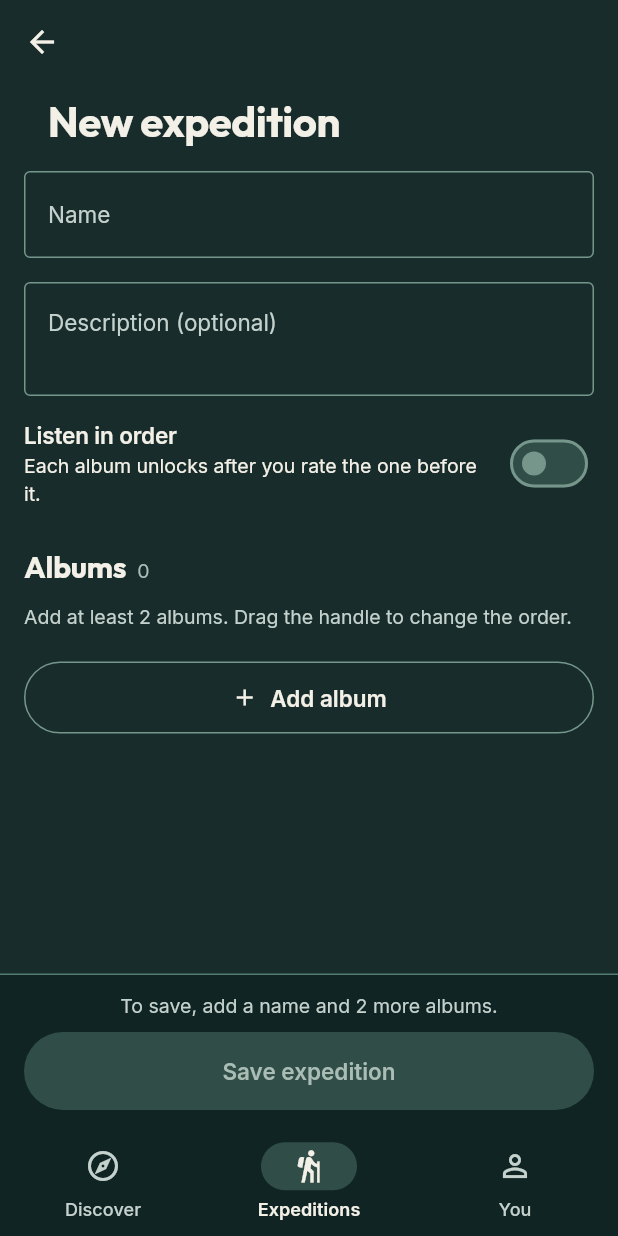
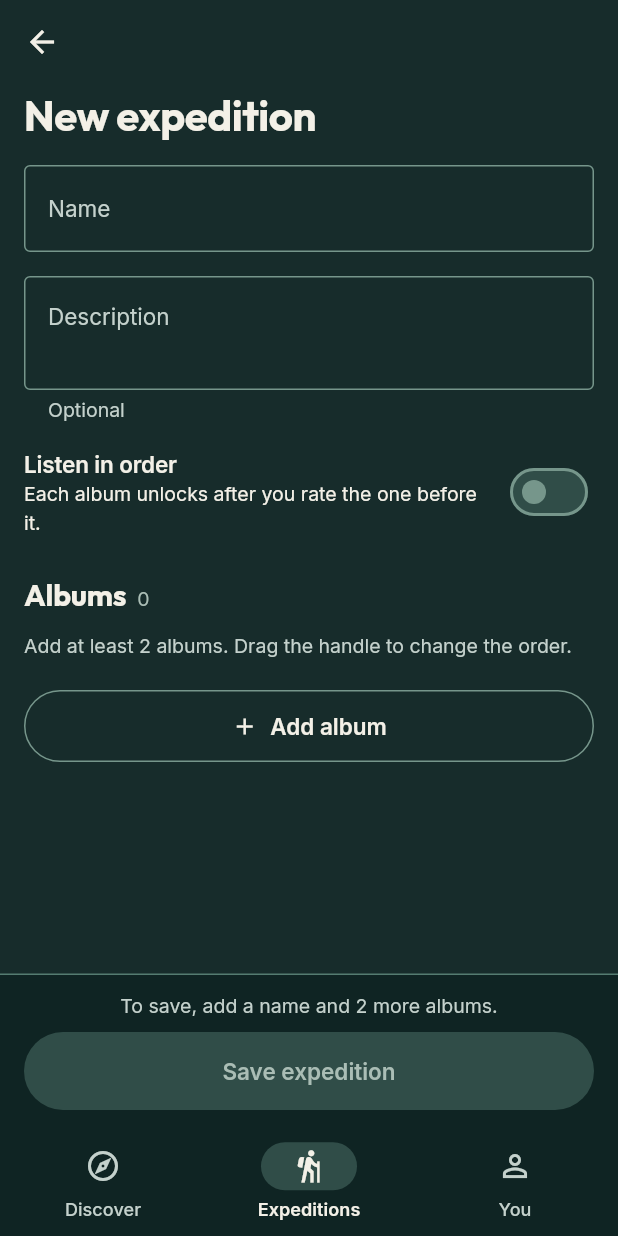
Before and after one commit to bailey2312741/music-app, a Flutter app: the CreateExpeditionScreen screen opened by its route, on a phone screen of 412 x 824 dp. Run offline on Flutter 3.47's test engine with Material 3 defaults, Android fonts, the phone set to English and light mode, and no system bars; our stand-ins replace cached_network_image, flutter_svg, go_router, shared_preferences; accounts and stored records are empty; statements that could not run were skipped.

Commit message:
Album grid rows sized to their own cards; description label fits at large text
Each grid row is only as tall as its own cards, so rows without stage tags
don't leave big gaps. The genre letter jump uses the same row sizes.

Co-Authored-By: Claude Opus 5.5 <noreply@anthropic.com>
Claude-Session: https://claude.ai/code/session_01Hof6QwuhV2abZhp2wJckVK

```diff
--- a/lib/design/components/page_header.dart
+++ b/lib/design/components/page_header.dart
@@ -11,7 +11,22 @@ class PageHeader extends StatelessWidget {
   final String title;
   final String? subtitle;
   final Widget? leading;
-  const PageHeader(this.title, {super.key, this.subtitle, this.leading});
+
+  /// Space around the header; pages that already pad their content pass
+  /// their own.
+  final EdgeInsetsGeometry padding;
+  const PageHeader(
+    this.title, {
+    super.key,
+    this.subtitle,
+    this.leading,
+    this.padding = const EdgeInsets.fromLTRB(
+      AppSpace.gutter,
+      AppSpace.xs,
+      AppSpace.gutter,
+      AppSpace.sm,
+    ),
+  });
 
   @override
   Widget build(BuildContext context) {
@@ -31,12 +46,7 @@ class PageHeader extends StatelessWidget {
       ],
     );
     return Padding(
-      padding: const EdgeInsets.fromLTRB(
-        AppSpace.gutter,
-        AppSpace.xs,
-        AppSpace.gutter,
-        AppSpace.sm,
-      ),
+      padding: padding,
       child: leading == null
           ? SizedBox(width: double.infinity, child: text)
           : Row(
--- a/lib/expedition_screens.dart
+++ b/lib/expedition_screens.dart
@@ -861,7 +861,10 @@ class _CreateExpeditionScreenState extends State<CreateExpeditionScreen> {
           AppSpace.xxl,
         ),
         children: [
-          PageHeader(widget.editing == null ? 'New expedition' : 'Edit expedition'),
+          PageHeader(
+            widget.editing == null ? 'New expedition' : 'Edit expedition',
+            padding: const EdgeInsets.only(bottom: AppSpace.sm),
+          ),
           const SizedBox(height: AppSpace.sm),
           TextField(
             controller: _name,
@@ -883,7 +886,8 @@ class _CreateExpeditionScreenState extends State<CreateExpeditionScreen> {
             maxLines: 5,
             textCapitalization: TextCapitalization.sentences,
             decoration: const InputDecoration(
-              labelText: 'Description (optional)',
+              labelText: 'Description',
+              helperText: 'Optional',
               alignLabelWithHint: true,
               border: OutlineInputBorder(),
             ),
```
Also changed, not shown: lib/library_screen.dart (+81 -16 lines), lib/search_screen.dart (+9 -27 lines), 1 other file.
